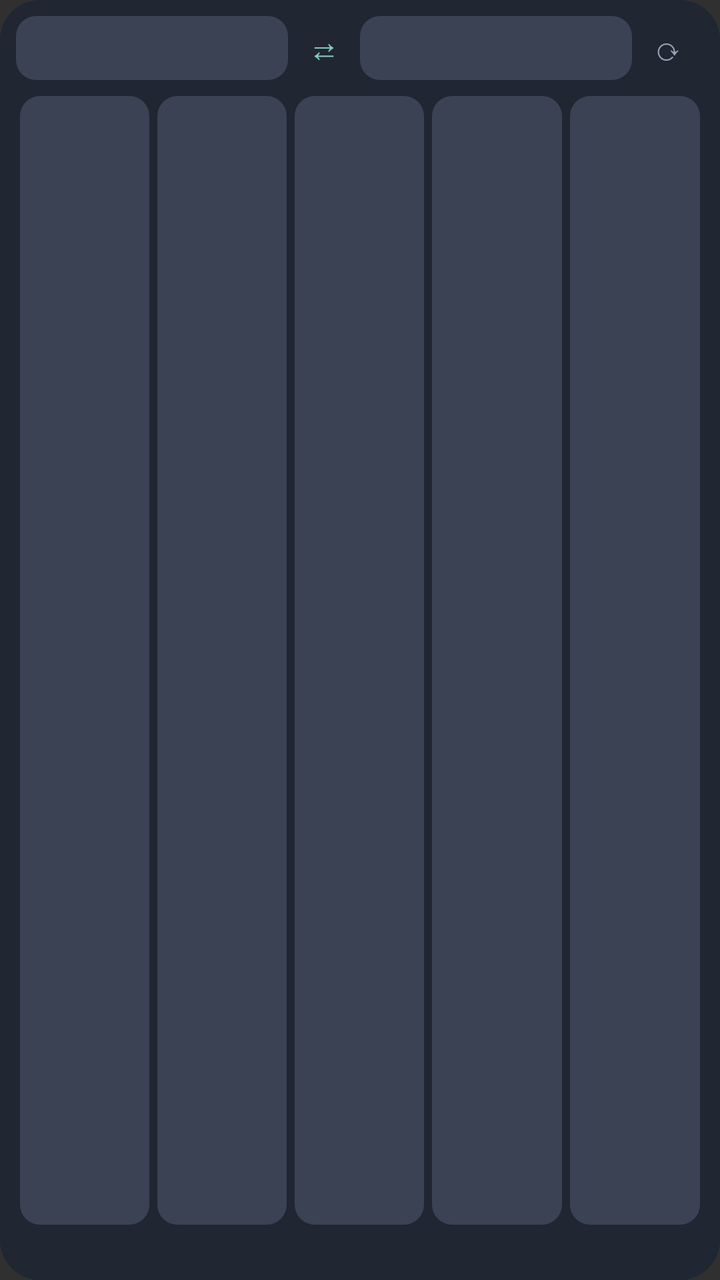
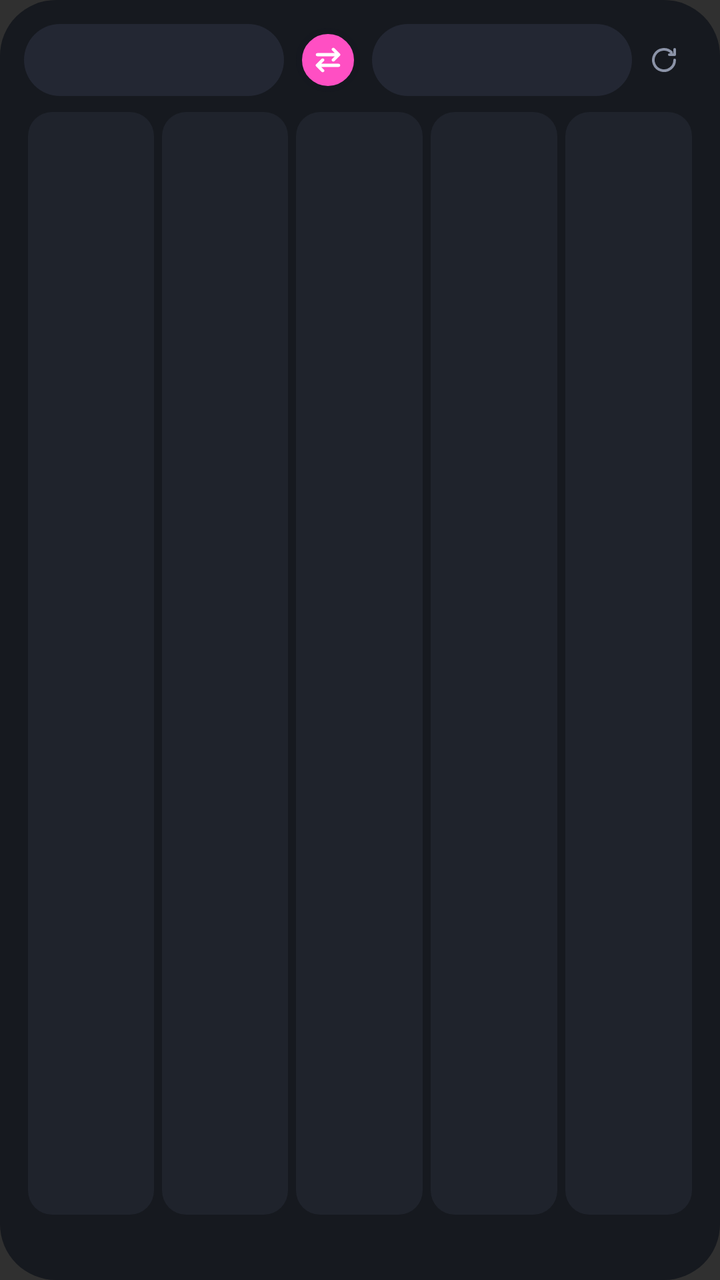

An Android layout rendered at two revisions. The XML below is the earlier revision; the diff shows what the commit changed to produce the second picture.
<!-- AndroidManifest.xml: application theme android:Theme.Material.NoActionBar -->
<!-- res/layout/preset_widget.xml -->
<?xml version="1.0" encoding="utf-8"?>
<LinearLayout xmlns:android="http://schemas.android.com/apk/res/android"
    android:layout_width="match_parent"
    android:layout_height="match_parent"
    android:background="@drawable/bg"
    android:orientation="vertical"
    android:padding="8dp">

    <LinearLayout
        android:layout_width="match_parent"
        android:layout_height="32dp"
        android:gravity="center_vertical"
        android:orientation="horizontal">
        <TextView android:id="@+id/from_btn" style="@style/FxCurrency" />
        <TextView android:id="@+id/swap_btn" android:layout_width="36dp" android:layout_height="match_parent"
            android:gravity="center" android:textColor="#80CBC4" android:textSize="16sp" android:text="⇄" />
        <TextView android:id="@+id/to_btn" style="@style/FxCurrency" />
        <TextView android:id="@+id/refresh_btn" android:layout_width="36dp" android:layout_height="match_parent"
            android:gravity="center" android:textColor="#9AA3B5" android:textSize="16sp" android:text="⟳" />
    </LinearLayout>

    <LinearLayout
        android:id="@+id/presets"
        android:layout_width="match_parent"
        android:layout_height="0dp"
        android:layout_weight="1"
        android:layout_marginTop="6dp"
        android:gravity="center_vertical"
        android:orientation="horizontal">
        <LinearLayout style="@style/FxCell">
            <TextView android:id="@+id/p0_in" style="@style/FxCellIn" />
            <TextView android:id="@+id/p0_out" style="@style/FxCellOut" />
        </LinearLayout>
        <LinearLayout style="@style/FxCell">
            <TextView android:id="@+id/p1_in" style="@style/FxCellIn" />
            <TextView android:id="@+id/p1_out" style="@style/FxCellOut" />
        </LinearLayout>
        <LinearLayout style="@style/FxCell">
            <TextView android:id="@+id/p2_in" style="@style/FxCellIn" />
            <TextView android:id="@+id/p2_out" style="@style/FxCellOut" />
        </LinearLayout>
        <LinearLayout style="@style/FxCell">
            <TextView android:id="@+id/p3_in" style="@style/FxCellIn" />
            <TextView android:id="@+id/p3_out" style="@style/FxCellOut" />
        </LinearLayout>
        <LinearLayout style="@style/FxCell">
            <TextView android:id="@+id/p4_in" style="@style/FxCellIn" />
            <TextView android:id="@+id/p4_out" style="@style/FxCellOut" />
        </LinearLayout>
    </LinearLayout>

    <TextView android:id="@+id/status" android:layout_width="match_parent" android:layout_height="wrap_content"
        android:layout_marginTop="4dp" android:gravity="end" android:singleLine="true" android:ellipsize="end"
        android:textColor="#9AA3B5" android:textSize="10sp" />
</LinearLayout>
<!-- resources referenced by this layout -->
<resources>
  <!-- drawable bg (drawable) -->
  <?xml version="1.0" encoding="utf-8"?>
  <shape xmlns:android="http://schemas.android.com/apk/res/android">
      <solid android:color="#F2202633" />
      <corners android:radius="20dp" />
  </shape>
  <style name="FxCell">
          <item name="android:layout_width">0dp</item>
          <item name="android:layout_height">match_parent</item>
          <item name="android:layout_weight">1</item>
          <item name="android:layout_margin">2dp</item>
          <item name="android:background">@drawable/key</item>
          <item name="android:gravity">center</item>
          <item name="android:orientation">vertical</item>
      </style>
  <style name="FxCellIn">
          <item name="android:layout_width">wrap_content</item>
          <item name="android:layout_height">wrap_content</item>
          <item name="android:singleLine">true</item>
          <item name="android:textColor">#9AA3B5</item>
          <item name="android:textSize">11sp</item>
      </style>
  <style name="FxCellOut">
          <item name="android:layout_width">wrap_content</item>
          <item name="android:layout_height">wrap_content</item>
          <item name="android:singleLine">true</item>
          <item name="android:textColor">#80CBC4</item>
          <item name="android:textSize">15sp</item>
          <item name="android:textStyle">bold</item>
      </style>
  <style name="FxCurrency">
          <item name="android:layout_width">0dp</item>
          <item name="android:layout_height">match_parent</item>
          <item name="android:layout_weight">1</item>
          <item name="android:gravity">center</item>
          <item name="android:background">@drawable/key</item>
          <item name="android:textColor">#FFFFFF</item>
          <item name="android:textSize">13sp</item>
          <item name="android:textStyle">bold</item>
      </style>
  <!-- drawable key (drawable) -->
  <?xml version="1.0" encoding="utf-8"?>
  <shape xmlns:android="http://schemas.android.com/apk/res/android">
      <solid android:color="#3A4254" />
      <corners android:radius="10dp" />
  </shape>
</resources>

<!-- the commit's change to res/layout/preset_widget.xml (unified diff, before → after) -->
@@ -4,19 +4,21 @@
     android:layout_height="match_parent"
     android:background="@drawable/bg"
     android:orientation="vertical"
-    android:padding="8dp">
+    android:padding="12dp">
 
     <LinearLayout
         android:layout_width="match_parent"
-        android:layout_height="32dp"
+        android:layout_height="36dp"
         android:gravity="center_vertical"
         android:orientation="horizontal">
-        <TextView android:id="@+id/from_btn" style="@style/FxCurrency" />
-        <TextView android:id="@+id/swap_btn" android:layout_width="36dp" android:layout_height="match_parent"
-            android:gravity="center" android:textColor="#80CBC4" android:textSize="16sp" android:text="⇄" />
-        <TextView android:id="@+id/to_btn" style="@style/FxCurrency" />
-        <TextView android:id="@+id/refresh_btn" android:layout_width="36dp" android:layout_height="match_parent"
-            android:gravity="center" android:textColor="#9AA3B5" android:textSize="16sp" android:text="⟳" />
+        <TextView android:id="@+id/from_btn" style="@style/FxHeaderChip" />
+        <ImageView android:id="@+id/swap_btn" android:layout_width="32dp" android:layout_height="32dp"
+            android:layout_marginStart="6dp" android:layout_marginEnd="6dp"
+            android:background="@drawable/swap_circle" android:contentDescription="swap"
+            android:rotation="90" android:scaleType="center" android:src="@drawable/ic_swap" />
+        <TextView android:id="@+id/to_btn" style="@style/FxHeaderChip" />
+        <ImageView android:id="@+id/refresh_btn" android:layout_width="32dp" android:layout_height="match_parent"
+            android:contentDescription="refresh" android:scaleType="center" android:src="@drawable/ic_refresh" />
     </LinearLayout>
 
     <LinearLayout
@@ -25,7 +27,6 @@
         android:layout_height="0dp"
         android:layout_weight="1"
         android:layout_marginTop="6dp"
-        android:gravity="center_vertical"
         android:orientation="horizontal">
         <LinearLayout style="@style/FxCell">
             <TextView android:id="@+id/p0_in" style="@style/FxCellIn" />
@@ -50,6 +51,6 @@
     </LinearLayout>
 
     <TextView android:id="@+id/status" android:layout_width="match_parent" android:layout_height="wrap_content"
-        android:layout_marginTop="4dp" android:gravity="end" android:singleLine="true" android:ellipsize="end"
-        android:textColor="#9AA3B5" android:textSize="10sp" />
+        android:layout_marginTop="4dp" android:paddingStart="4dp" android:singleLine="true" android:ellipsize="end"
+        android:textColor="#8B93A7" android:textSize="11sp" />
 </LinearLayout>
<!-- resource entries referenced after the edit -->
@@ -3,8 +3,28 @@
   <!-- drawable bg (drawable) -->
   <?xml version="1.0" encoding="utf-8"?>
   <shape xmlns:android="http://schemas.android.com/apk/res/android">
-      <solid android:color="#F2202633" />
-      <corners android:radius="20dp" />
+      <solid android:color="#F515181F" />
+      <corners android:radius="28dp" />
+  </shape>
+  <!-- drawable ic_refresh (drawable) -->
+  <?xml version="1.0" encoding="utf-8"?>
+  <vector xmlns:android="http://schemas.android.com/apk/res/android"
+      android:width="16dp" android:height="16dp" android:viewportWidth="24" android:viewportHeight="24">
+      <path android:strokeColor="#8B93A7" android:strokeWidth="2" android:strokeLineCap="round"
+          android:strokeLineJoin="round" android:pathData="M20,12a8,8 0 1,1 -2.35,-5.65M20,4v4h-4" />
+  </vector>
+  <!-- drawable ic_swap (drawable) -->
+  <?xml version="1.0" encoding="utf-8"?>
+  <vector xmlns:android="http://schemas.android.com/apk/res/android"
+      android:width="16dp" android:height="16dp" android:viewportWidth="24" android:viewportHeight="24">
+      <path android:strokeColor="#FFFFFF" android:strokeWidth="2.4" android:strokeLineCap="round"
+          android:strokeLineJoin="round" android:pathData="M8,20V4M4,8l4,-4 4,4M16,4v16M12,16l4,4 4,-4" />
+  </vector>
+  <!-- drawable swap_circle (drawable) -->
+  <?xml version="1.0" encoding="utf-8"?>
+  <shape xmlns:android="http://schemas.android.com/apk/res/android" android:shape="oval">
+      <solid android:color="#FF4FC3" />
+      <stroke android:width="3dp" android:color="#15181F" />
   </shape>
   <style name="FxCell">
           <item name="android:layout_width">0dp</item>
@@ -18,33 +38,39 @@
   <style name="FxCellIn">
           <item name="android:layout_width">wrap_content</item>
           <item name="android:layout_height">wrap_content</item>
-          <item name="android:singleLine">true</item>
-          <item name="android:textColor">#9AA3B5</item>
-          <item name="android:textSize">11sp</item>
+          <item name="android:maxLines">1</item>
+          <item name="android:textColor">#8B93A7</item>
+          <item name="android:textSize">12sp</item>
       </style>
   <style name="FxCellOut">
           <item name="android:layout_width">wrap_content</item>
           <item name="android:layout_height">wrap_content</item>
-          <item name="android:singleLine">true</item>
-          <item name="android:textColor">#80CBC4</item>
-          <item name="android:textSize">15sp</item>
+          <item name="android:maxLines">1</item>
+          <item name="android:textColor">#FF4FC3</item>
+          <item name="android:textSize">18sp</item>
           <item name="android:textStyle">bold</item>
       </style>
-  <style name="FxCurrency">
+  <style name="FxHeaderChip">
           <item name="android:layout_width">0dp</item>
           <item name="android:layout_height">match_parent</item>
           <item name="android:layout_weight">1</item>
           <item name="android:gravity">center</item>
-          <item name="android:background">@drawable/key</item>
+          <item name="android:background">@drawable/row_active</item>
           <item name="android:textColor">#FFFFFF</item>
-          <item name="android:textSize">13sp</item>
+          <item name="android:textSize">14sp</item>
           <item name="android:textStyle">bold</item>
       </style>
   <!-- drawable key (drawable) -->
   <?xml version="1.0" encoding="utf-8"?>
   <shape xmlns:android="http://schemas.android.com/apk/res/android">
-      <solid android:color="#3A4254" />
-      <corners android:radius="10dp" />
+      <solid android:color="#1F232C" />
+      <corners android:radius="12dp" />
+  </shape>
+  <!-- drawable row_active (drawable) -->
+  <?xml version="1.0" encoding="utf-8"?>
+  <shape xmlns:android="http://schemas.android.com/apk/res/android">
+      <solid android:color="#232733" />
+      <corners android:radius="18dp" />
   </shape>
 </resources>
 
